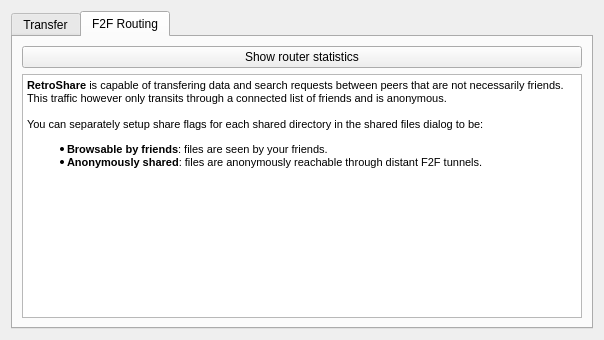
Old version of the form retroshare-gui/src/gui/settings/TransferPage.ui in the repository RetroShare/RetroShare.
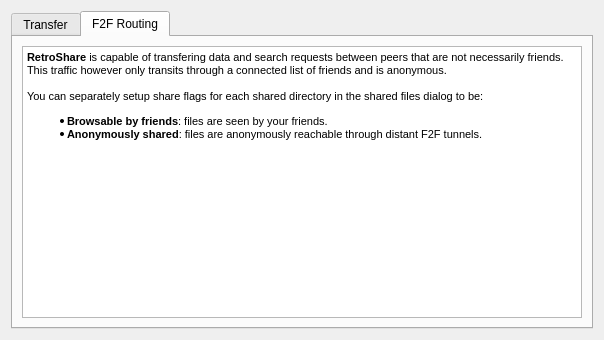
New version of the form. The open tabs and pages were chosen to show the change.

Commit message: put the tunnel info as a new tab in the transfer page.

What changed in the file:
```diff
--- a/retroshare-gui/src/gui/settings/TransferPage.ui
+++ b/retroshare-gui/src/gui/settings/TransferPage.ui
@@ -130,17 +130,6 @@
        <string>F2F Routing</string>
       </attribute>
       <layout class="QVBoxLayout" name="verticalLayout_3">
-       <item>
-        <layout class="QHBoxLayout" name="horizontalLayout">
-         <item>
-          <widget class="QPushButton" name="_showTurtleDialogPB">
-           <property name="text">
-            <string>Show router statistics</string>
-           </property>
-          </widget>
-         </item>
-        </layout>
-       </item>
        <item>
         <widget class="QTextEdit" name="textEdit">
          <property name="readOnly">
```
Left out of the diff: 2 changed lines with no effect on the pictures. The commit also changes 7 other files.
